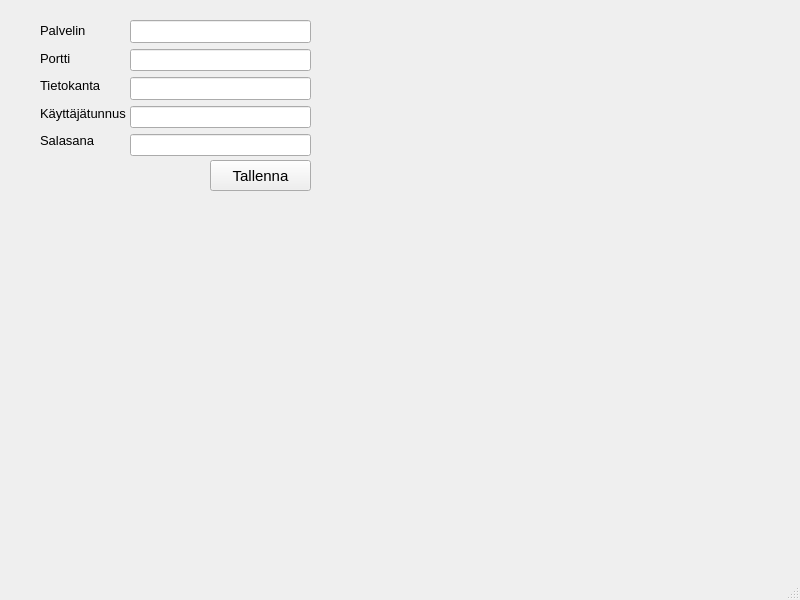
Old version of the form saveSettings.ui in the repository TiViOpetus/Autolainaus.
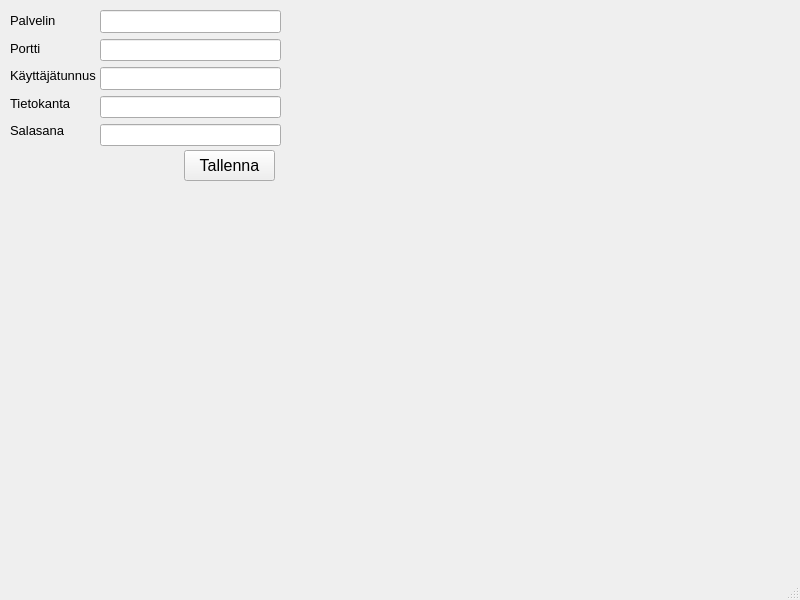
New version of the form.

```diff
--- a/saveSettings.ui
+++ b/saveSettings.ui
@@ -20,15 +20,15 @@
    <widget class="QPushButton" name="saveSettingspushButton">
     <property name="geometry">
      <rect>
-      <x>210</x>
-      <y>160</y>
-      <width>101</width>
+      <x>184</x>
+      <y>150</y>
+      <width>91</width>
       <height>31</height>
      </rect>
     </property>
     <property name="font">
      <font>
-      <pointsize>11</pointsize>
+      <pointsize>12</pointsize>
      </font>
     </property>
     <property name="toolTip">
@@ -38,11 +38,11 @@
      <string>Tallenna</string>
     </property>
    </widget>
-   <widget class="QWidget" name="">
+   <widget class="QWidget" name="layoutWidget">
     <property name="geometry">
      <rect>
-      <x>130</x>
-      <y>20</y>
+      <x>100</x>
+      <y>10</y>
       <width>181</width>
       <height>136</height>
      </rect>
@@ -113,11 +113,11 @@
      </item>
     </layout>
    </widget>
-   <widget class="QWidget" name="">
+   <widget class="QWidget" name="layoutWidget">
     <property name="geometry">
      <rect>
-      <x>40</x>
-      <y>20</y>
+      <x>10</x>
+      <y>10</y>
       <width>86</width>
       <height>131</height>
      </rect>
@@ -147,18 +147,6 @@
        </property>
       </widget>
      </item>
-     <item>
-      <widget class="QLabel" name="databaseLabel">
-       <property name="font">
-        <font>
-         <pointsize>10</pointsize>
-        </font>
-       </property>
-       <property name="text">
-        <string>Tietokanta</string>
-       </property>
-      </widget>
-     </item>
      <item>
       <widget class="QLabel" name="userLabel">
        <property name="font">
@@ -171,6 +159,18 @@
        </property>
       </widget>
      </item>
+     <item>
+      <widget class="QLabel" name="databaseLabel">
+       <property name="font">
+        <font>
+         <pointsize>10</pointsize>
+        </font>
+       </property>
+       <property name="text">
+        <string>Tietokanta</string>
+       </property>
+      </widget>
+     </item>
      <item>
       <widget class="QLabel" name="passwordLabel">
        <property name="font">
```
Left out of the diff: 18 changed lines with no effect on the pictures.
